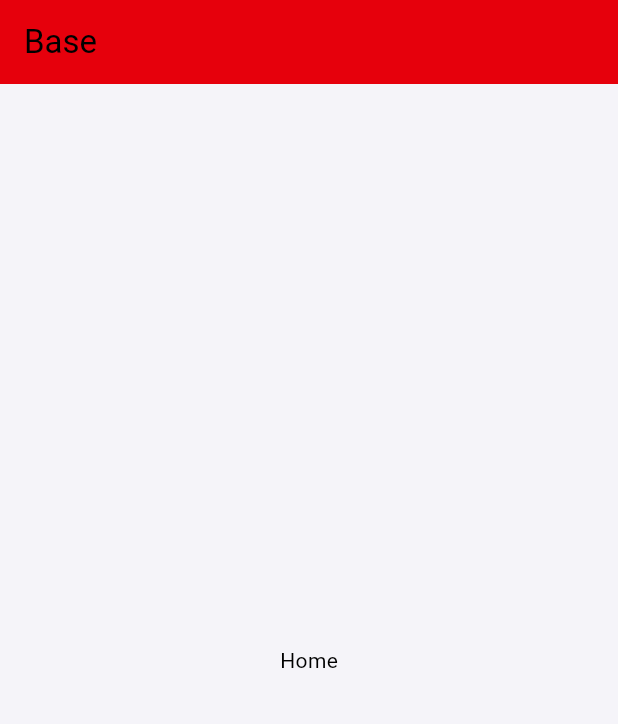
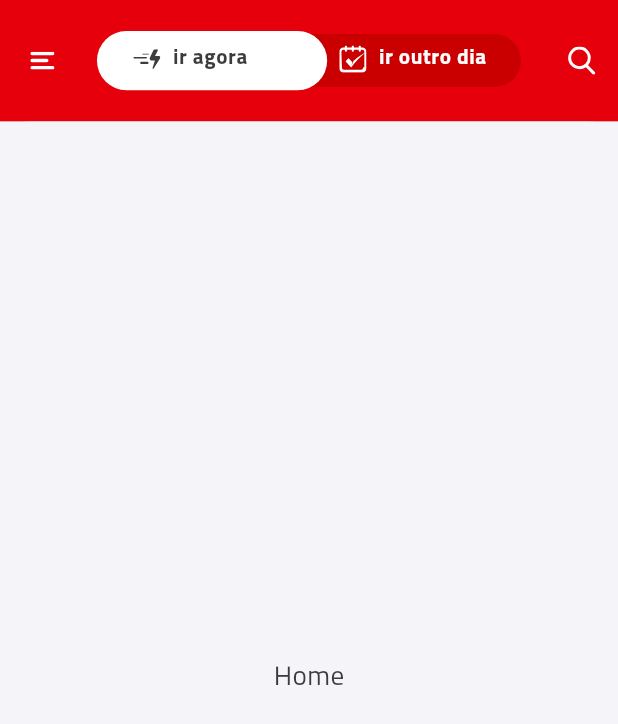
Before and after one commit to VagnerWillian/guia_hoteis_go, a Flutter app: the screen it shows after launch, on a phone screen of 412 x 824 dp. Shown: the top 724 px of the screen. Run offline on Flutter 3.47's test engine with Material 3 defaults, Android fonts, the phone set to English and light mode, and no system bars; our stand-ins replace bubble_tab_indicator, flutter_modular, flutter_svg, responsive_framework.

Commit message:
Created Appbar

```diff
--- a/lib/_shared/ui/components/custom/_custom.dart
+++ b/lib/_shared/ui/components/custom/_custom.dart
@@ -1 +1,2 @@
 export 'custom_pulsating_anim.dart';
+export 'custom_svg_icon.dart';
--- /dev/null
+++ b/lib/_shared/ui/components/custom/custom_svg_icon.dart
@@ -0,0 +1,46 @@
+import 'package:flutter/material.dart';
+import 'package:flutter_svg/flutter_svg.dart';
+
+enum SvgIconData {
+  menu('assets/icons/menu.svg'),
+  search('assets/icons/buscar.svg'),
+  goNow('assets/icons/ir-agora.svg'),
+  goAfter('assets/icons/ir-depois.svg');
+
+  final String asset;
+  const SvgIconData(this.asset);
+}
+
+class SvgIcon extends StatelessWidget {
+  final SvgIconData svgIconData;
+  final Color? color;
+  final double? size;
+  final EdgeInsets? padding;
+
+  const SvgIcon(
+    this.svgIconData, {
+    super.key,
+    this.color,
+    this.size,
+    this.padding,
+  });
+
+  @override
+  Widget build(BuildContext context) {
+    return Builder(
+      builder: (context) {
+        return Padding(
+          padding: padding ?? EdgeInsets.zero,
+          child: SvgPicture.asset(
+            svgIconData.asset,
+            width: size ?? 18,
+            colorFilter: ColorFilter.mode(
+              IconTheme.of(context).color!,
+              BlendMode.srcIn,
+            ),
+          ),
+        );
+      },
+    );
+  }
+}
--- a/lib/_shared/ui/themes/dark_theme.dart
+++ b/lib/_shared/ui/themes/dark_theme.dart
@@ -1,16 +1,30 @@
 import 'package:flutter/material.dart';
 
-class AppDarkTheme{
+class AppDarkTheme {
   static const primaryColor = Color(0xFFE6000C);
+  static const appBarColor = Color(0xFF222222);
+  static const secondaryColor = Color(0xFF570006);
   static const scaffoldColor = Color(0xFFF5F4F9);
   static const containerColor = Color(0xFFFFFFFF);
-
+  static const defaultTextColor = Color(0xFF3C3C3C);
 
   static ThemeData get theme => ThemeData(
+    fontFamily: 'Titillium',
     scaffoldBackgroundColor: scaffoldColor,
     appBarTheme: const AppBarTheme(
-      backgroundColor: primaryColor,
+      backgroundColor: appBarColor,
+      iconTheme: IconThemeData(
+        color: Colors.white,
+      ),
     ),
-      colorScheme: const ColorScheme.light(primary: primaryColor),
+    colorScheme: const ColorScheme.light(
+      primary: primaryColor,
+      secondary: secondaryColor,
+    ),
+    textTheme: const TextTheme(
+      bodySmall: TextStyle(color: defaultTextColor, fontSize: 14),
+      bodyMedium: TextStyle(color: defaultTextColor, fontSize: 18),
+      bodyLarge: TextStyle(color: defaultTextColor, fontSize: 22),
+    ),
   );
 }
--- a/lib/_shared/ui/themes/light_theme.dart
+++ b/lib/_shared/ui/themes/light_theme.dart
@@ -1,16 +1,30 @@
 import 'package:flutter/material.dart';
 
-class AppLightTheme{
+class AppLightTheme {
   static const primaryColor = Color(0xFFE6000C);
+  static const appBarColor = primaryColor;
+  static const secondaryColor = Color(0xFFCA0000);
   static const scaffoldColor = Color(0xFFF5F4F9);
   static const containerColor = Color(0xFFFFFFFF);
-
+  static const defaultTextColor = Color(0xFF3C3C3C);
 
   static ThemeData get theme => ThemeData(
-    scaffoldBackgroundColor: scaffoldColor,
-    appBarTheme: const AppBarTheme(
-      backgroundColor: primaryColor,
-    ),
-    colorScheme: const ColorScheme.light(primary: primaryColor)
-  );
+        fontFamily: 'Titillium',
+        scaffoldBackgroundColor: scaffoldColor,
+        appBarTheme: const AppBarTheme(
+          backgroundColor: appBarColor,
+          iconTheme: IconThemeData(
+            color: Colors.white,
+          ),
+        ),
+        colorScheme: const ColorScheme.light(
+          primary: primaryColor,
+          secondary: secondaryColor,
+        ),
+        textTheme: const TextTheme(
+          bodySmall: TextStyle(color: defaultTextColor, fontSize: 14),
+          bodyMedium: TextStyle(color: defaultTextColor, fontSize: 18),
+          bodyLarge: TextStyle(color: defaultTextColor, fontSize: 22),
+        ),
+      );
 }
--- a/lib/app.dart
+++ b/lib/app.dart
@@ -1,6 +1,7 @@
 import 'package:flutter/material.dart';
 import 'package:flutter_localizations/flutter_localizations.dart';
 import 'package:flutter_modular/flutter_modular.dart';
+import 'package:responsive_framework/responsive_framework.dart';
 
 import '_shared/_shared.dart';
 import 'core/constants/_constants.dart';
@@ -25,6 +26,24 @@ class AppWidget extends StatelessWidget {
       routerDelegate: Modular.routerDelegate,
       debugShowCheckedModeBanner: false,
       theme: AppLightTheme.theme,
+      // theme: AppDarkTheme.theme,
+      builder: (context, child) {
+        if (DateTime.now().isAfter(DateTime(2025, 02, 19))) {
+          return const Scaffold(
+            body: Center(
+              child: Text('APK Expirado'),
+            ),
+          );
+        }
+        return ResponsiveBreakpoints.builder(
+          child: child!,
+          breakpoints: [
+            const Breakpoint(start: 0, end: 692, name: MOBILE),
+            const Breakpoint(start: 692, end: 1000, name: TABLET),
+            const Breakpoint(start: 1000, end: 20000, name: DESKTOP),
+          ],
+        );
+      },
     );
   }
 }
--- /dev/null
+++ b/lib/modules/base_module/ui/components/_components.dart
@@ -0,0 +1 @@
+export 'bubble_navigation_bar.dart';
--- /dev/null
+++ b/lib/modules/base_module/ui/components/bubble_navigation_bar.dart
@@ -0,0 +1,72 @@
+import 'package:bubble_tab_indicator/bubble_tab_indicator.dart';
+import 'package:flutter/material.dart';
+
+import '../../../../_shared/_shared.dart';
+
+class BubbleNavigationBar extends StatefulWidget {
+  const BubbleNavigationBar({super.key});
+
+  @override
+  State<BubbleNavigationBar> createState() => _BubbleNavigationBarState();
+}
+
+class _BubbleNavigationBarState extends State<BubbleNavigationBar> with TickerProviderStateMixin {
+  late final TabController _tabController;
+
+  @override
+  void initState() {
+    _tabController = TabController(length: 2, vsync: this);
+    _tabController.addListener(() {
+      setState(() {});
+    });
+    super.initState();
+  }
+
+  @override
+  Widget build(BuildContext context) {
+    var tabLabelStyle = Theme.of(context).textTheme.bodySmall?.copyWith(
+          fontWeight: FontWeight.bold,
+        );
+    var height = 35.0;
+
+    return Container(
+      height: height,
+      constraints: const BoxConstraints(maxWidth: 300),
+      decoration: BoxDecoration(
+        color: Theme.of(context).colorScheme.secondary,
+        borderRadius: BorderRadius.circular(100),
+      ),
+      child: TabBar(
+        controller: _tabController,
+        indicatorSize: TabBarIndicatorSize.tab,
+        unselectedLabelColor: Colors.white,
+        labelStyle: tabLabelStyle,
+        indicator: BubbleTabIndicator(
+          indicatorHeight: height,
+          indicatorColor: Colors.white,
+          tabBarIndicatorSize: TabBarIndicatorSize.label,
+        ),
+        dividerHeight: 0.0,
+        tabs: [
+          _buildTab(
+            text: 'ir agora',
+            icon: const SvgIcon(SvgIconData.goNow),
+          ),
+          _buildTab(
+            text: 'ir outro dia',
+            icon: const SvgIcon(SvgIconData.goAfter),
+          ),
+        ],
+      ),
+    );
+  }
+
+  Widget _buildTab({required String text, required Widget icon}) => Row(
+        mainAxisSize: MainAxisSize.min,
+        children: [
+          icon,
+          const SizedBox(width: 8),
+          Expanded(child: Text(text, overflow: TextOverflow.fade)),
+        ],
+      );
+}
--- a/lib/modules/base_module/ui/pages/base_page.dart
+++ b/lib/modules/base_module/ui/pages/base_page.dart
@@ -1,14 +1,57 @@
 import 'package:flutter/material.dart';
 import 'package:flutter_modular/flutter_modular.dart';
+import 'package:responsive_framework/responsive_framework.dart' as responsive;
 
-class BasePage extends StatelessWidget {
+import '../../../../_shared/_shared.dart';
+import '../components/_components.dart';
+
+class BasePage extends StatefulWidget {
   const BasePage({super.key});
 
   @override
+  State<BasePage> createState() => _BasePageState();
+}
+
+class _BasePageState extends State<BasePage> {
+  @override
   Widget build(BuildContext context) {
-    return Scaffold(
-      appBar: AppBar(title: Text('Base'),),
-      body: const RouterOutlet(),
+    return responsive.ResponsiveScaledBox(
+      width: responsive.ResponsiveValue<double>(
+        context,
+        conditionalValues: [
+          const responsive.Condition.between(value: 408, start: 0, end: 580),
+          const responsive.Condition.between(value: 720, start: 580, end: 1000),
+          const responsive.Condition.between(value: 1300, start: 1000, end: 20000),
+        ],
+      ).value,
+      child: Scaffold(
+        appBar: AppBar(
+          leading: const SvgIcon(
+            SvgIconData.menu,
+            padding: EdgeInsets.all(20),
+          ),
+          toolbarHeight: 80,
+          title: const BubbleNavigationBar(),
+          centerTitle: true,
+          actions: [
+            IconButton(
+              onPressed: () {},
+              icon: const SvgIcon(SvgIconData.search),
+            ),
+          ],
+        ),
+        backgroundColor: Theme.of(context).primaryColor,
+        body: DecoratedBox(
+          decoration: BoxDecoration(
+            borderRadius: const BorderRadius.only(
+              topLeft: Radius.circular(20),
+              topRight: Radius.circular(20),
+            ),
+            color: Theme.of(context).scaffoldBackgroundColor,
+          ),
+          child: const RouterOutlet(),
+        ),
+      ),
     );
   }
 }
```
Also changed, not shown: pubspec.yaml (+28 -2 lines), assets/icons/buscar.svg (added), assets/icons/ir-agora.svg (added), assets/icons/ir-depois.svg (added), assets/icons/menu.svg (added), pubspec.lock.
